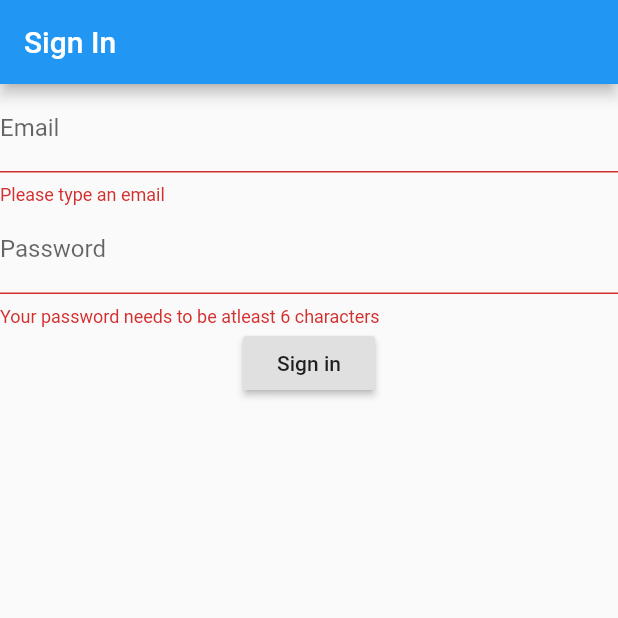
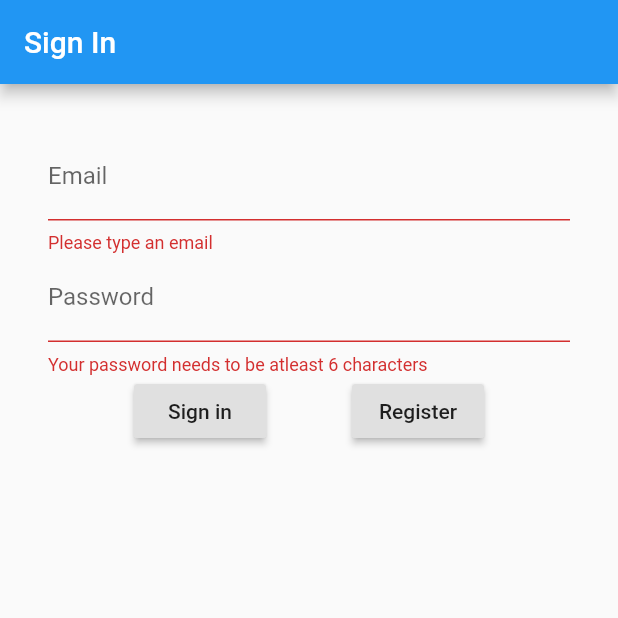
Before and after one commit to perrylzx/terygram, a Flutter app: the screen it shows after launch, after a tap on "Sign in", on a phone screen of 412 x 824 dp, the top half of it. Run offline on Flutter 3.47's test engine with Material 2 defaults, Android fonts, the phone set to English and light mode, and no system bars; our stand-ins replace bubble, cloud_firestore, firebase_auth; accounts and stored records are empty.

Commit message:
implement register account, added padding, change firebase instance as global var

```diff
--- a/lib/Setup/LoginPage.dart
+++ b/lib/Setup/LoginPage.dart
@@ -1,6 +1,8 @@
 import 'package:firebase_auth/firebase_auth.dart';
 import 'package:flutter/material.dart';
 import 'package:terygram/BottomNavigatorView.dart';
+
+var authService = FirebaseAuth.instance;
 
 class LoginPage extends StatefulWidget {
   @override
@@ -17,6 +19,8 @@ class _LoginPageState extends State<LoginPage> {
       appBar: AppBar(title: Text('Sign In')),
       body: Form(
         key: _formKey,
+        child: Container(
+          padding: EdgeInsets.all(32),
           child: Column(
             children: <Widget>[
               TextFormField(
@@ -40,8 +44,15 @@ class _LoginPageState extends State<LoginPage> {
                 decoration: InputDecoration(labelText: 'Password'),
                 obscureText: true,
               ),
+              Row(
+                mainAxisAlignment: MainAxisAlignment.spaceEvenly,
+                children: [
                   RaisedButton(onPressed: signIn, child: Text('Sign in')),
+                  RaisedButton(onPressed: register, child: Text('Register')),
                 ],
+              ),
+            ],
+          ),
         ),
       ),
     );
@@ -52,7 +63,22 @@ class _LoginPageState extends State<LoginPage> {
     if (formState.validate()) {
       formState.save();
       try {
-        Object user = (await FirebaseAuth.instance.signInWithEmailAndPassword(
+        Object user = (await authService.signInWithEmailAndPassword(
+            email: (email).trim(), password: password));
+        Navigator.push(context,
+            MaterialPageRoute(builder: (context) => BottomNavigatorView()));
+      } catch (e) {
+        print(e);
+      }
+    }
+  }
+
+  Future<void> register() async {
+    final formState = _formKey.currentState;
+    if (formState.validate()) {
+      formState.save();
+      try {
+        Object user = (await authService.createUserWithEmailAndPassword(
             email: (email).trim(), password: password));
         Navigator.push(context,
             MaterialPageRoute(builder: (context) => BottomNavigatorView()));
@@ -65,7 +91,7 @@ class _LoginPageState extends State<LoginPage> {
 
 Future signOut() async {
   try {
-    return await FirebaseAuth.instance.signOut();
+    return await authService.signOut();
   } catch (e) {
     print(e);
   }
```
Lines whose indentation alone changed are shown as unchanged.
